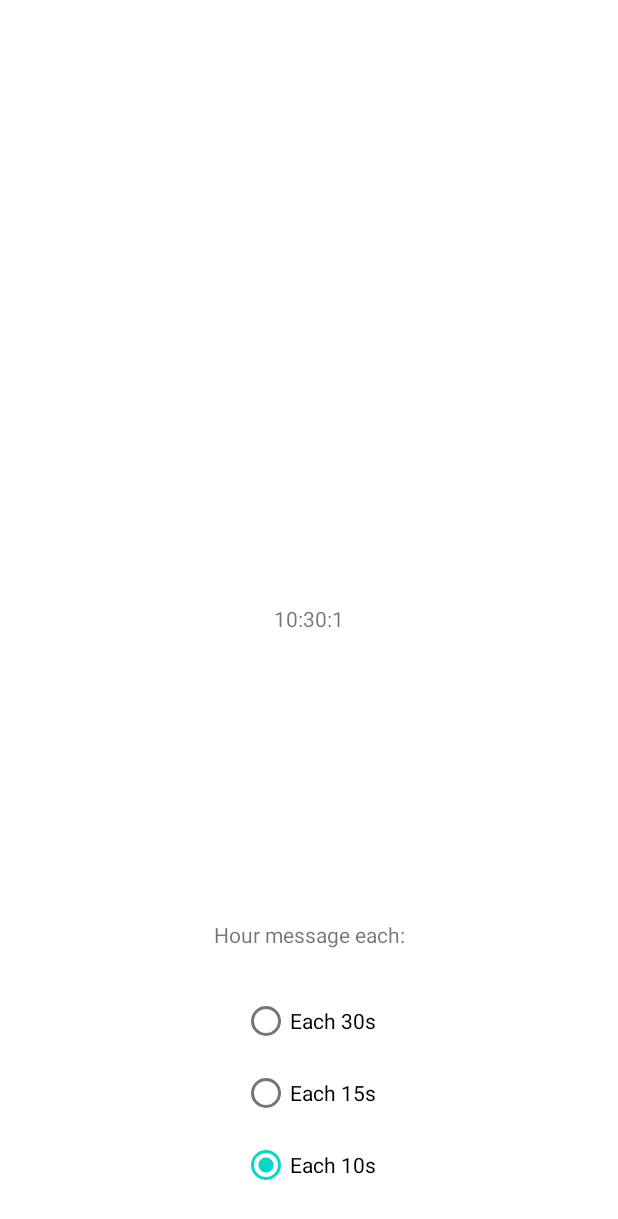
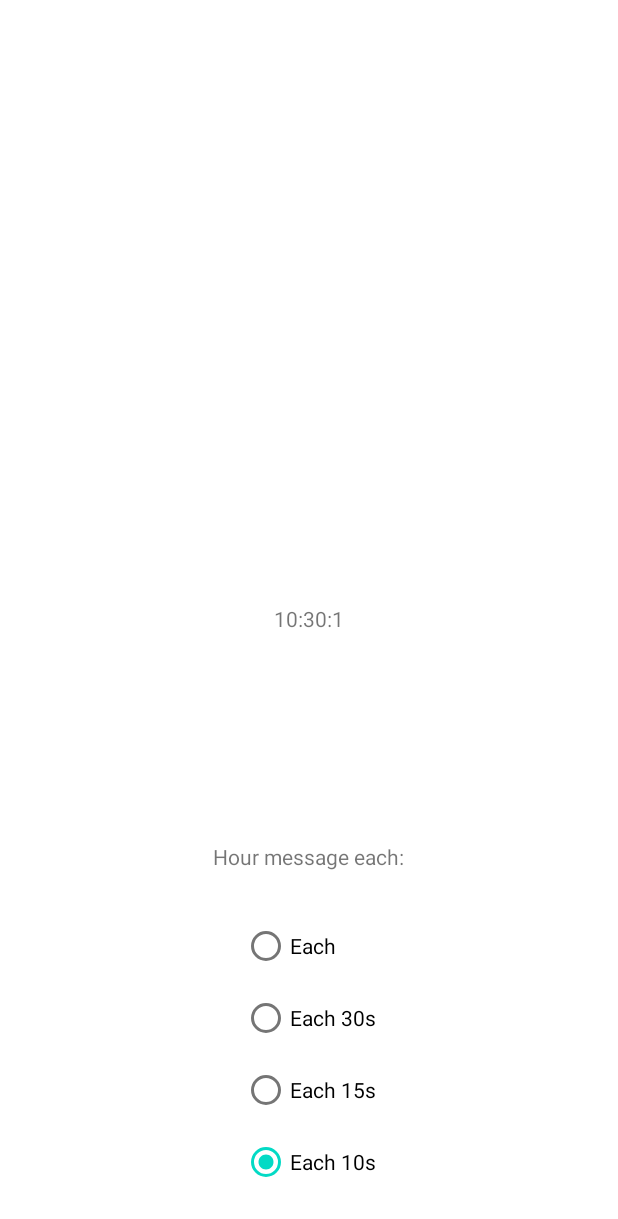
Before and after one commit to mirmik/WhiteRoseTimer, an Android app: the screen it shows after launch (MainActivity), on a phone screen of 412 x 824 dp. Shown: the top 1219 px of the screen. Run offline under Robolectric (Android 15) with nearby library versions, the phone set to English and light mode, and no system bars.

Commit message:
'Add each minut mode'

```diff
--- a/app/src/main/res/layout/activity_main.xml
+++ b/app/src/main/res/layout/activity_main.xml
@@ -13,8 +13,10 @@
         android:text="Hour message each:"
         app:layout_constraintBottom_toBottomOf="parent"
         app:layout_constraintEnd_toEndOf="parent"
+        app:layout_constraintHorizontal_bias="0.498"
         app:layout_constraintStart_toStartOf="parent"
-        app:layout_constraintTop_toBottomOf="@+id/seconds" />
+        app:layout_constraintTop_toBottomOf="@+id/seconds"
+        app:layout_constraintVertical_bias="0.364" />
 
     <TextView
         android:id="@+id/seconds"
@@ -33,6 +35,12 @@
         app:layout_constraintEnd_toEndOf="parent"
         app:layout_constraintStart_toStartOf="parent"
         app:layout_constraintTop_toBottomOf="@+id/textView2" >
+
+        <RadioButton
+            android:id="@+id/radioButtonSpecial"
+            android:layout_width="match_parent"
+            android:layout_height="wrap_content"
+            android:text="Each" />
 
         <RadioButton
             android:id="@+id/radioButton1"
```
Also changed, not shown: app/src/main/java/com/example/whiterosetimer/MainActivity.kt (+13 -1 lines).
